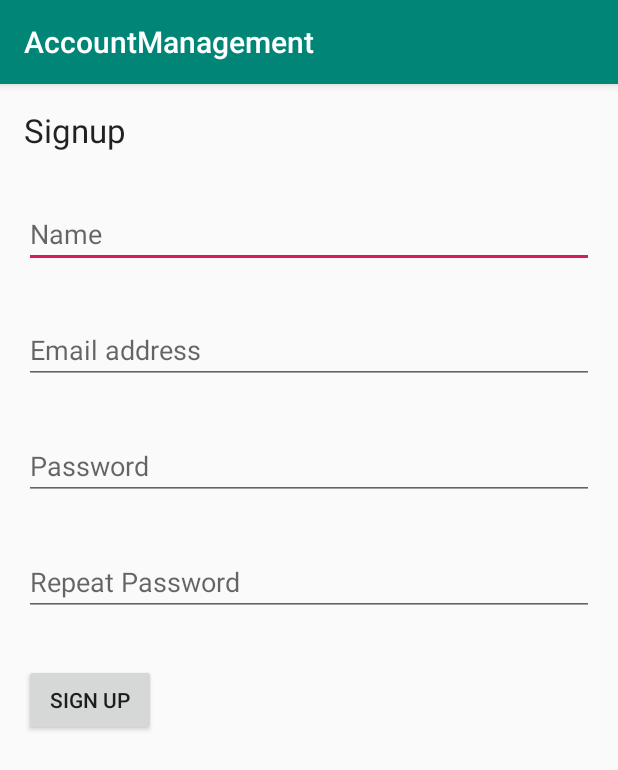
After one commit to pirosl/AccountManagement, an Android app: the SignUpActivity screen opened directly, with no data from a screen before it, on a phone screen of 412 x 824 dp. The commit adds this screen. Shown: the top 770 px of the screen. Run offline under Robolectric (Android 15) with nearby library versions, the phone set to English and light mode, and no system bars.

Commit message:
Feat: SignUpActivity initial implementation

```diff
--- a/app/src/main/AndroidManifest.xml
+++ b/app/src/main/AndroidManifest.xml
@@ -19,6 +19,7 @@
                 <category android:name="android.intent.category.LAUNCHER" />
             </intent-filter>
         </activity>
+        <activity android:name=".ui.SignUpActivity" />
 
         <service android:name=".service.UserAccountService" />
     </application>
--- a/app/src/main/java/com/lucianpiros/accountmanagement/model/UserAccountModel.java
+++ b/app/src/main/java/com/lucianpiros/accountmanagement/model/UserAccountModel.java
@@ -9,6 +9,7 @@ import android.os.IBinder;
 
 import com.lucianpiros.accountmanagement.aidl.IUserAccountService;
 import com.lucianpiros.accountmanagement.aidl.Login;
+import com.lucianpiros.accountmanagement.aidl.Signup;
 import com.lucianpiros.accountmanagement.service.UserAccountService;
 
 import androidx.annotation.NonNull;
@@ -30,6 +31,11 @@ public class UserAccountModel extends AndroidViewModel {
         new loginAsyncTask(getApplication().getApplicationContext()).execute(login);
     }
 
+    public void signup(String name, String email, String password, String password2) {
+        Signup signup = new Signup(name, email, password, password2);
+        new signupAsyncTask(getApplication().getApplicationContext()).execute(signup);
+    }
+
     public LiveData<Boolean> loggedIn() {
         return logedIn;
     }
@@ -47,7 +53,6 @@ public class UserAccountModel extends AndroidViewModel {
     private class loginAsyncTask extends android.os.AsyncTask<Login, Void, Void> {
         private Context context;
         private boolean logedInWT;
-
 
         loginAsyncTask(Context context) {
             this.context = context;
@@ -74,4 +79,34 @@ public class UserAccountModel extends AndroidViewModel {
             return null;
         }
     }
+
+    private class signupAsyncTask extends android.os.AsyncTask<Signup, Void, Void> {
+        private Context context;
+        private boolean logedInWT;
+
+        signupAsyncTask(Context context) {
+            this.context = context;
+        }
+
+        @Override
+        protected void onPostExecute(Void result) {
+            logedIn.setValue(logedInWT);
+        }
+
+        @Override
+        protected Void doInBackground(final Signup... params) {
+
+            Intent intent = new Intent(context, UserAccountService.class);
+            intent.setAction(IUserAccountService.class.getName());
+            context.bindService(intent, connection, Context.BIND_AUTO_CREATE);
+
+            Signup signup = params[0];
+            try {
+                logedInWT = userAccountService.signUp(signup);
+            } catch(Exception e) {
+                logedInWT = false;
+            }
+            return null;
+        }
+    }
 }
--- /dev/null
+++ b/app/src/main/java/com/lucianpiros/accountmanagement/ui/SignUpActivity.java
@@ -0,0 +1,57 @@
+package com.lucianpiros.accountmanagement.ui;
+
+import android.os.Bundle;
+import android.view.View;
+import android.widget.Button;
+import android.widget.EditText;
+import android.widget.ProgressBar;
+import android.widget.Toast;
+
+import com.lucianpiros.accountmanagement.R;
+import com.lucianpiros.accountmanagement.model.UserAccountModel;
+
+import androidx.appcompat.app.AppCompatActivity;
+import androidx.lifecycle.Observer;
+import androidx.lifecycle.ViewModelProviders;
+
+public class SignUpActivity extends AppCompatActivity {
+
+    private UserAccountModel userAccountModel;
+
+    @Override
+    protected void onCreate(Bundle savedInstanceState) {
+        super.onCreate(savedInstanceState);
+        setContentView(R.layout.activity_signup);
+
+        final EditText name = findViewById(R.id.name);
+        final EditText email = findViewById(R.id.email);
+        final EditText password = findViewById(R.id.password);
+        final EditText password2 = findViewById(R.id.password2);
+        final ProgressBar progressBar = findViewById(R.id.progressbar);
+        Button signUp = findViewById(R.id.signup);
+
+        userAccountModel = ViewModelProviders.of(this).get(UserAccountModel.class);
+
+        signUp.setOnClickListener(new View.OnClickListener() {
+            @Override
+            public void onClick(View view) {
+                progressBar.setVisibility(View.VISIBLE);
+                userAccountModel.signup(name.getText().toString(), email.getText().toString(), password.getText().toString(), password2.getText().toString());
+            }
+        });
+
+        userAccountModel.loggedIn().observe(this, new Observer<Boolean>() {
+            @Override
+            public void onChanged(Boolean aBoolean) {
+                progressBar.setVisibility(View.GONE);
+                if (aBoolean) {
+
+                } else {
+                    // TODO: add more detailed error and negative use cases handling
+                    Toast toast = Toast.makeText(getApplicationContext(), getString(R.string.invalid_login), Toast.LENGTH_LONG);
+                    toast.show();
+                }
+            }
+        });
+    }
+}
--- /dev/null
+++ b/app/src/main/res/layout/activity_signup.xml
@@ -0,0 +1,65 @@
+<?xml version="1.0" encoding="utf-8"?>
+<LinearLayout xmlns:android="http://schemas.android.com/apk/res/android"
+    xmlns:app="http://schemas.android.com/apk/res-auto"
+    xmlns:tools="http://schemas.android.com/tools"
+    android:layout_width="match_parent"
+    android:layout_height="match_parent"
+    android:orientation="vertical"
+    tools:context=".ui.LoginActivity">
+
+    <TextView
+        android:layout_width="wrap_content"
+        android:layout_height="wrap_content"
+        android:layout_gravity="left|center_horizontal"
+        android:layout_margin="@dimen/edit_margin"
+        android:gravity="left|center_horizontal"
+        android:text="@string/signup"
+        android:textAppearance="@style/TextAppearance.AppCompat.Large" />
+
+    <EditText
+        android:id="@+id/name"
+        android:layout_width="match_parent"
+        android:layout_height="wrap_content"
+        android:layout_margin="@dimen/edit_margin"
+        android:hint="@string/name" />
+
+    <EditText
+        android:id="@+id/email"
+        android:layout_width="match_parent"
+        android:layout_height="wrap_content"
+        android:layout_margin="@dimen/edit_margin"
+        android:hint="@string/email_address" />
+
+    <EditText
+        android:id="@+id/password"
+        android:layout_width="match_parent"
+        android:layout_height="wrap_content"
+        android:layout_margin="@dimen/edit_margin"
+        android:hint="@string/password"
+        android:inputType="textPassword" />
+
+    <EditText
+        android:id="@+id/password2"
+        android:layout_width="match_parent"
+        android:layout_height="wrap_content"
+        android:layout_margin="@dimen/edit_margin"
+        android:hint="@string/repeat_password"
+        android:inputType="textPassword" />
+
+    <Button
+        android:id="@+id/signup"
+        android:text="@string/sign_up"
+        android:layout_width="wrap_content"
+        android:layout_height="wrap_content"
+        android:layout_margin="@dimen/edit_margin" />
+
+    <ProgressBar
+        android:id="@+id/progressbar"
+        android:visibility="gone"
+        style="?android:attr/progressBarStyleLarge"
+        android:layout_gravity="top|center_vertical"
+        android:layout_width="match_parent"
+        android:layout_height="match_parent"
+        android:layout_centerHorizontal="true" />
+
+</LinearLayout>
--- a/app/src/main/res/values/strings.xml
+++ b/app/src/main/res/values/strings.xml
@@ -5,5 +5,10 @@
     <string name="password">Password</string>
     <string name="log_in">Log in</string>
     <string name="invalid_login">Invalid login</string>
+    <string name="invalid_signup">Invalid signup</string>
     <string name="need_an_account_sign_up">Need an account? Sign up</string>
+    <string name="signup">Signup</string>
+    <string name="name">Name</string>
+    <string name="repeat_password">Repeat Password</string>
+    <string name="sign_up">Sign up</string>
 </resources>
```
